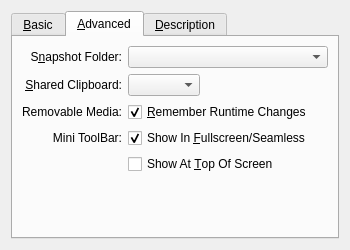
This is vbox/src/VBox/Frontends/VirtualBox/src/settings/machine/UIMachineSettingsGeneral.ui in jljuxgm/vboxgit as Qt 5 draws it before an edit. The edited form follows.
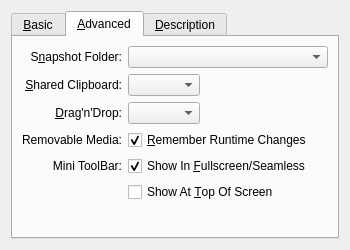
This is the edited form. The open tabs and pages were chosen to show the change. Custom widgets are drawn as their Qt base class.

Diff of the .ui file:
```diff
--- a/vbox/src/VBox/Frontends/VirtualBox/src/settings/machine/UIMachineSettingsGeneral.ui
+++ b/vbox/src/VBox/Frontends/VirtualBox/src/settings/machine/UIMachineSettingsGeneral.ui
@@ -131,6 +131,45 @@
            </spacer>
           </item>
           <item row="2" column="0" >
+           <widget class="QLabel" name="mLbDragAndDrop" >
+            <property name="text" >
+             <string>&amp;Drag'n'Drop:</string>
+            </property>
+            <property name="alignment" >
+             <set>Qt::AlignRight|Qt::AlignTrailing|Qt::AlignVCenter</set>
+            </property>
+            <property name="buddy" >
+             <cstring>mCbDragAndDrop</cstring>
+            </property>
+           </widget>
+          </item>
+          <item row="2" column="1" >
+           <widget class="QComboBox" name="mCbDragAndDrop" >
+            <property name="sizePolicy" >
+             <sizepolicy vsizetype="Fixed" hsizetype="Fixed" >
+              <horstretch>0</horstretch>
+              <verstretch>0</verstretch>
+             </sizepolicy>
+            </property>
+            <property name="whatsThis" >
+                <string>Selects which data will be copied between the guest and the host OS by drag'n'drop. This feature requires Guest Additions to be installed in the guest OS.</string>
+            </property>
+           </widget>
+          </item>
+          <item row="2" column="2" >
+           <spacer name="mSpHor2" >
+            <property name="orientation" >
+             <enum>Qt::Horizontal</enum>
+            </property>
+            <property name="sizeHint" stdset="0" >
+             <size>
+              <width>0</width>
+              <height>0</height>
+             </size>
+            </property>
+           </spacer>
+          </item>
+          <item row="3" column="0" >
            <widget class="QLabel" name="mLbMedia" >
             <property name="text" >
              <string>Removable Media:</string>
@@ -140,7 +179,7 @@
             </property>
            </widget>
           </item>
-          <item row="2" column="1" >
+          <item row="3" column="1" >
            <widget class="QCheckBox" name="mCbSaveMounted" >
             <property name="sizePolicy" >
              <sizepolicy vsizetype="Fixed" hsizetype="MinimumExpanding" >
@@ -159,7 +198,7 @@
             </property>
            </widget>
           </item>
-          <item row="3" column="0" >
+          <item row="4" column="0" >
            <widget class="QLabel" name="mLbToolBar" >
             <property name="text" >
              <string>Mini ToolBar:</string>
@@ -169,7 +208,7 @@
             </property>
            </widget>
           </item>
-          <item row="3" column="1" >
+          <item row="4" column="1" >
            <widget class="QCheckBox" name="mCbShowToolBar" >
             <property name="sizePolicy" >
              <sizepolicy vsizetype="Fixed" hsizetype="MinimumExpanding" >
@@ -188,7 +227,7 @@
             </property>
            </widget>
           </item>
-          <item row="4" column="1" >
+          <item row="5" column="1" >
            <widget class="QCheckBox" name="mCbToolBarAlignment" >
             <property name="sizePolicy" >
              <sizepolicy vsizetype="Fixed" hsizetype="MinimumExpanding" >
```
Left out of the diff: 4 changed lines with no effect on the pictures.
